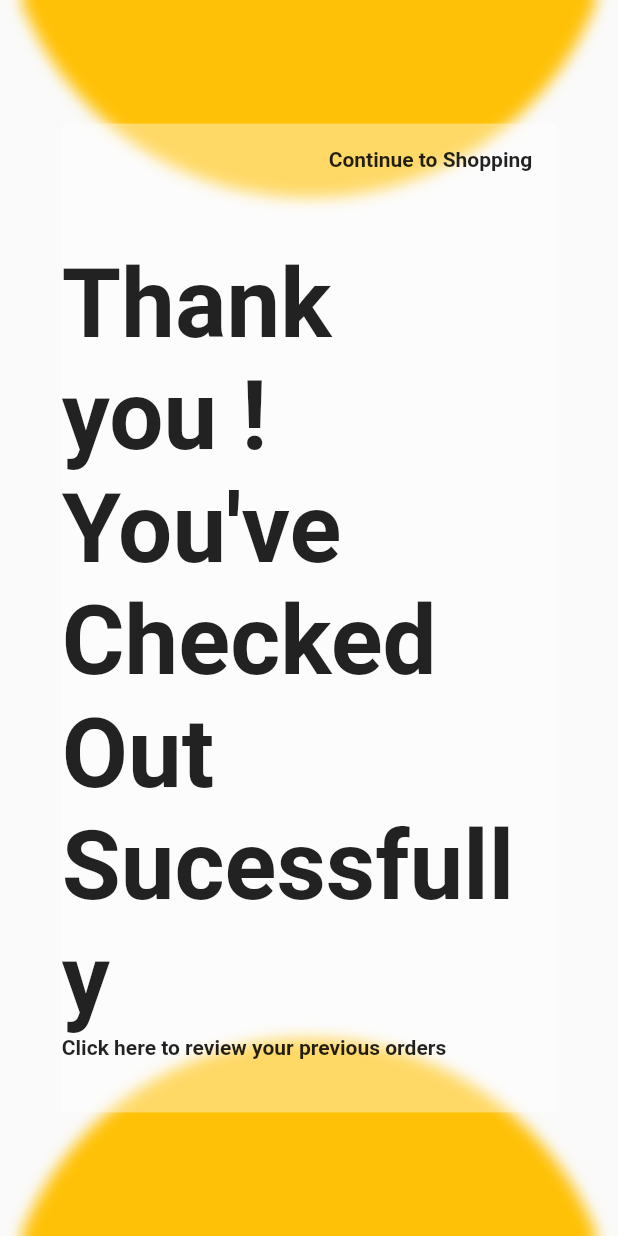
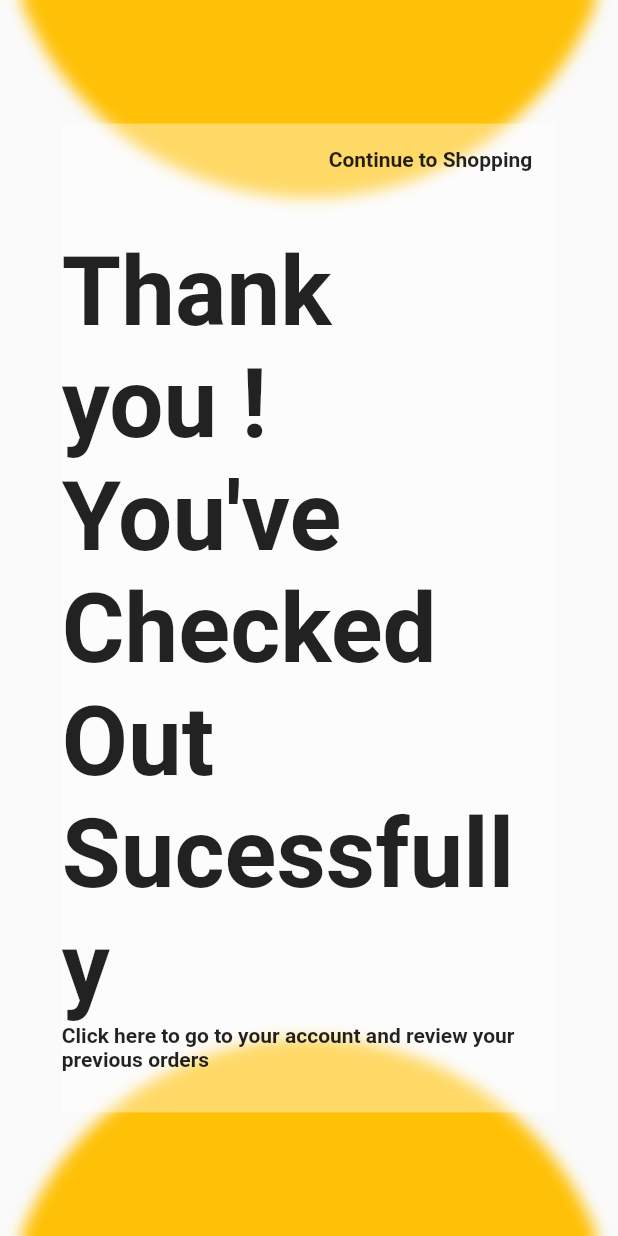
Before and after one commit to JaneLi99/CSI-5112-project, a Flutter app: the HomePage screen opened directly, on a phone screen of 412 x 824 dp. Run offline on Flutter 3.47's test engine with Material 2 defaults, Android fonts, the phone set to English and light mode, and no system bars; missing offline and left inert: dart:html; network calls fail.

Commit message:
fixed grammar

```diff
--- a/lib/checkout/checkout_home.dart
+++ b/lib/checkout/checkout_home.dart
@@ -107,7 +107,7 @@ class _HomePageState extends State<HomePage> {
                                   );
                                 },
                                 child: Text(
-                                  "Click here to review your previous orders",
+                                  "Click here to go to your account and review your previous orders",
                                   style: TextStyle(
                                     fontWeight: FontWeight.bold,
                                   ),
--- a/lib/customer/ChatBoxCustomer.dart
+++ b/lib/customer/ChatBoxCustomer.dart
@@ -109,7 +109,7 @@ class _ChatBoxCustomerState extends State<ChatBoxCustomer> {
                   onPressed: () {
                     showMoreRepliesAlert(context, c);
                   },
-                  child: Text("show ${replies.length - 1} replies")),
+                  child: Text("show ${replies.length - 1} (reply)replies")),
           ],
         ),
         UserInputArea(c),
--- a/lib/login/register_page.dart
+++ b/lib/login/register_page.dart
@@ -132,7 +132,7 @@ class _RegisterPageState extends State<RegisterPage> {
                               child: TextField(
                                 controller: userPasswordInput,
                                 decoration: InputDecoration(
-                                    labelText: 'password',
+                                    labelText: 'Password',
                                     suffixIcon: IconButton(
                                       icon: Icon(
                                         Icons.visibility,
--- a/lib/main.dart
+++ b/lib/main.dart
@@ -30,4 +30,4 @@ class _MyAppState extends State<MyApp> {
   }
 }
 
-// Updated by 2022-04-04 16:48pm
+// Updated by 2022-04-05 12:16pm
--- a/lib/merchant/ChatBoxMerchant.dart
+++ b/lib/merchant/ChatBoxMerchant.dart
@@ -105,7 +105,7 @@ class _ChatBoxMerchantState extends State<ChatBoxMerchant> {
                   onPressed: () {
                     showMoreRepliesAlert(context, c);
                   },
-                  child: Text("show ${replies.length - 1} replies")),
+                  child: Text("show ${replies.length - 1} reply(replies)")),
           ],
         ),
         UserInputArea(c),
--- a/lib/shopping_cart/right.dart
+++ b/lib/shopping_cart/right.dart
@@ -146,7 +146,7 @@ class _RightVeiwState extends State<RightVeiw> {
       context: context,
       builder: (BuildContext context) {
         return AlertDialog(
-          title: Text("Your Cart is empty."),
+          title: Text("Your cart is empty."),
           insetPadding: EdgeInsets.zero,
           content: Text("Please add something before checkout."),
         );
```
Also changed, not shown: lib/httprequest/put_data.dart (+0 -12 lines).
